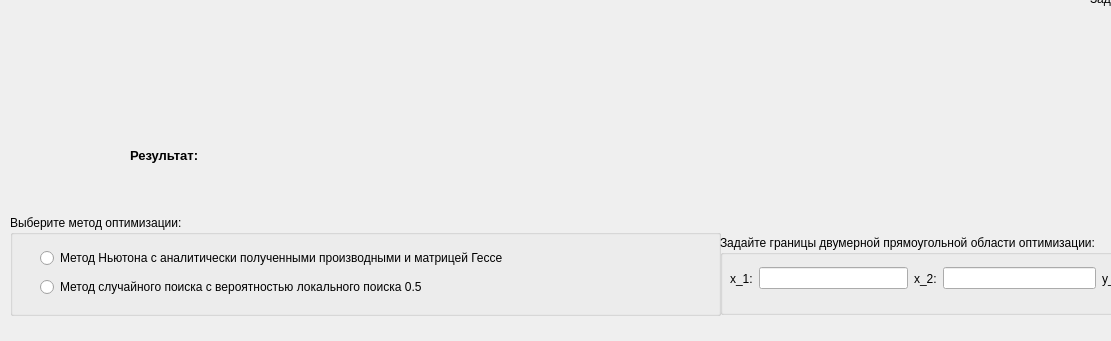
First picture: the form in mywidget.ui, repository Bryushinin/MinWidget, before the edit; both pictures show x 0 to 1111 and y 425 to 766 of the 1476 by 766 pixel window.
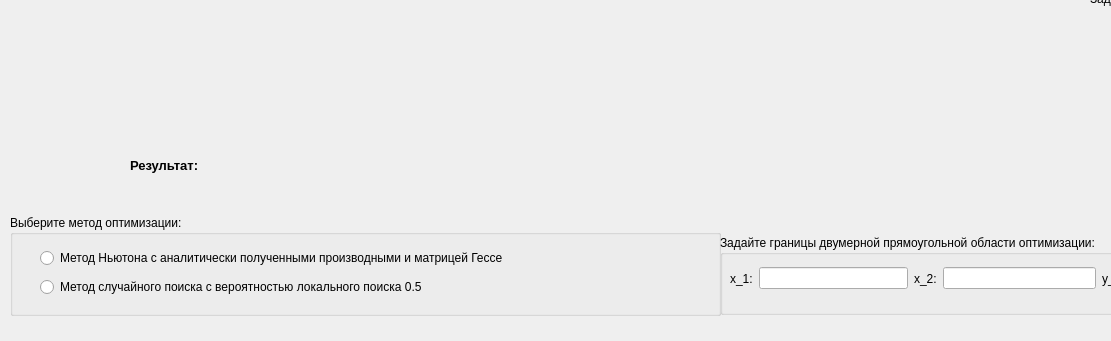
Second picture: the form after the edit.

Diff of the .ui file:
```diff
--- a/mywidget.ui
+++ b/mywidget.ui
@@ -307,7 +307,7 @@
    <property name="geometry">
     <rect>
      <x>260</x>
-     <y>570</y>
+     <y>580</y>
      <width>771</width>
      <height>20</height>
     </rect>
@@ -320,7 +320,7 @@
    <property name="geometry">
     <rect>
      <x>130</x>
-     <y>570</y>
+     <y>580</y>
      <width>91</width>
      <height>21</height>
     </rect>
```
